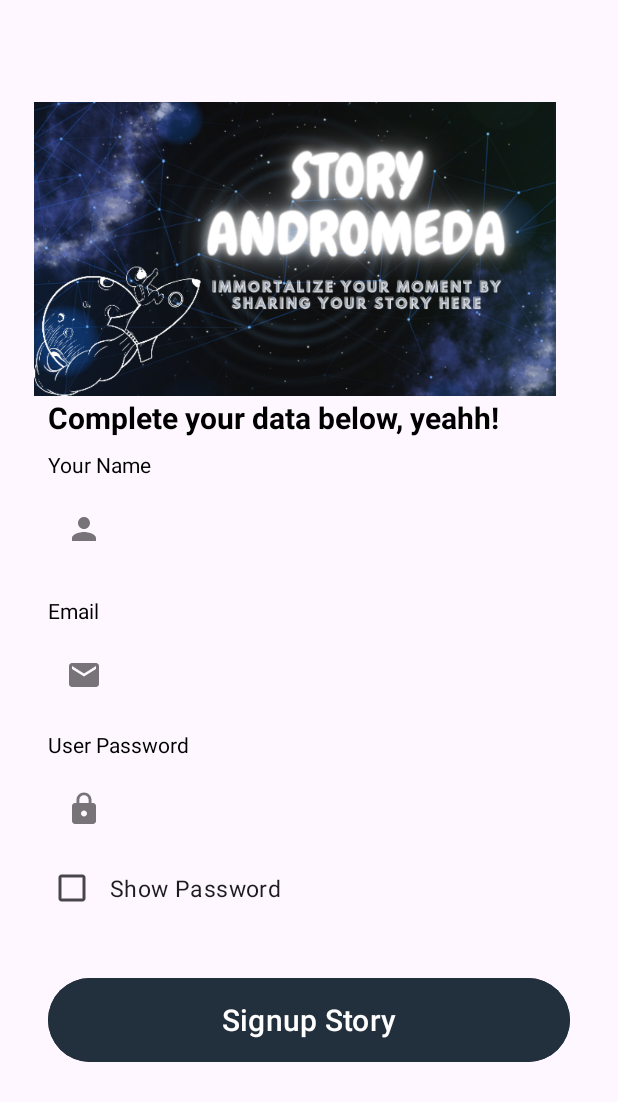
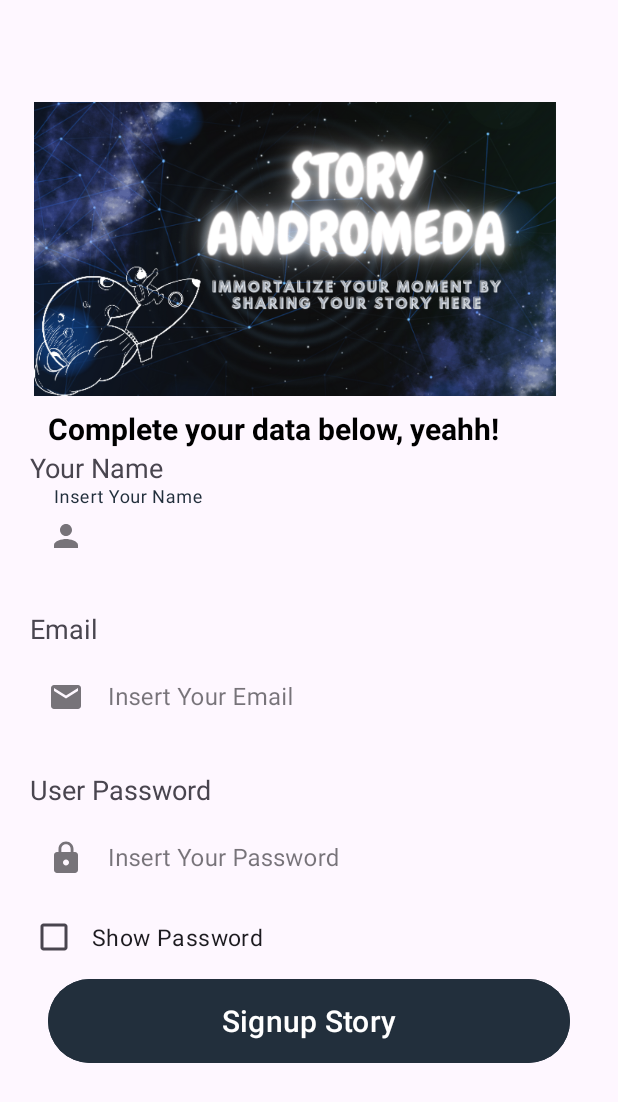
Before and after one commit to mawartika/Story-Andromeda-Android-Intermediate, an Android app: the screen it shows after launch (SignupStoryActivity), after a tap on "SIGNUP STORY", on a phone screen of 412 x 824 dp. Shown: the top 1102 px of the screen. Run offline under Robolectric (Android 15) with nearby library versions, the phone set to English and light mode, and no system bars; network calls fail; 1 other tap on this screen came first.

Commit message:
eror signup, ketikan tidak muncul dan selalu failed saat mencoba registrasi

```diff
--- a/app/src/main/java/com/example/storyandroidintermediate/data/loginstory/LoginStoryActivity.kt
+++ b/app/src/main/java/com/example/storyandroidintermediate/data/loginstory/LoginStoryActivity.kt
@@ -66,7 +66,7 @@ class LoginStoryActivity : AppCompatActivity() {
         }
 
         binding.loginButton.setOnClickListener {
-            val email = binding.emailEditTextLogin.text.toString()
+            val email = binding.emailEditTextSignup.text.toString()
             val pass = binding.passwordEditTextLogin.text.toString()
 
             val title = getString(R.string.head_notif)
@@ -118,7 +118,7 @@ class LoginStoryActivity : AppCompatActivity() {
         }.start()
 
         val titlemail = ObjectAnimator.ofFloat(binding.emailTextViewLogin, View.ALPHA, 1f).setDuration(200)
-        val emailedit = ObjectAnimator.ofFloat(binding.emailEditTextLogin, View.ALPHA, 1f).setDuration(200)
+        val emailedit = ObjectAnimator.ofFloat(binding.emailEditTextSignup, View.ALPHA, 1f).setDuration(200)
         val titlepass = ObjectAnimator.ofFloat(binding.passwordTextViewLogin, View.ALPHA, 1f).setDuration(200)
         val passedit = ObjectAnimator.ofFloat(binding.passwordEditTextLogin, View.ALPHA, 1f).setDuration(200)
         val login = ObjectAnimator.ofFloat(binding.loginButton, View.ALPHA, 1f).setDuration(200)
--- a/app/src/main/java/com/example/storyandroidintermediate/data/view/signupstory/SignupStoryActivity.kt
+++ b/app/src/main/java/com/example/storyandroidintermediate/data/view/signupstory/SignupStoryActivity.kt
@@ -6,6 +6,7 @@ import android.os.Build
 import android.os.Bundle
 import android.text.method.HideReturnsTransformationMethod
 import android.text.method.PasswordTransformationMethod
+import android.util.Log
 import android.view.View
 import android.view.WindowInsets
 import android.view.WindowManager
@@ -61,10 +62,10 @@ class SignupStoryActivity : AppCompatActivity(){
         }
 
         binding.ButtonSignup.setOnClickListener {
-            val email = binding.emailEditTextStory.text.toString()
+            val email = binding.emailEditTextSignup.text.toString()
             val name = binding.nameEditTextSignup.text.toString()
             val pass = binding.passwordEditTextLogin.text.toString()
-
+            Log.d("SignupStoryActivity", "$email, $pass" )
             val title = getString(R.string.head_notif)
             val message = getString(R.string.register_succes_notif)
             val next = getString(R.string.next_notif)
--- a/app/src/main/res/layout/activity_loginstory.xml
+++ b/app/src/main/res/layout/activity_loginstory.xml
@@ -43,7 +43,7 @@
         app:errorTextColor="@color/black">
 
         <com.example.storyandroidintermediate.data.edittext.MyEditTextStory
-            android:id="@+id/emailEditText_login"
+            android:id="@+id/emailEditText_signup"
             android:layout_width="match_parent"
             android:layout_height="wrap_content"
             android:alpha="0"
--- a/app/src/main/res/layout/activity_signupstory.xml
+++ b/app/src/main/res/layout/activity_signupstory.xml
@@ -1,5 +1,6 @@
 <?xml version="1.0" encoding="utf-8"?>
-<androidx.constraintlayout.widget.ConstraintLayout xmlns:android="http://schemas.android.com/apk/res/android"
+<androidx.constraintlayout.widget.ConstraintLayout
+    xmlns:android="http://schemas.android.com/apk/res/android"
     xmlns:app="http://schemas.android.com/apk/res-auto"
     xmlns:tools="http://schemas.android.com/tools"
     android:layout_width="match_parent"
@@ -33,7 +34,7 @@
         android:layout_width="0dp"
         android:layout_height="wrap_content"
         android:layout_marginStart="32dp"
-        android:layout_marginTop="16dp"
+        android:layout_marginTop="23dp"
         android:layout_marginEnd="32dp"
         android:text="@string/title_signup"
         android:textColor="@color/black"
@@ -50,11 +51,11 @@
         android:id="@+id/nameTextView_signup"
         android:layout_width="wrap_content"
         android:layout_height="wrap_content"
-        android:layout_marginStart="32dp"
-        android:layout_marginTop="8dp"
+        android:layout_marginHorizontal="20dp"
+        android:layout_marginTop="0dp"
         android:text="@string/name_signup_story"
+        android:textSize="18sp"
         android:alpha="0"
-        android:textColor="@color/black"
         app:layout_constraintStart_toStartOf="parent"
         app:layout_constraintTop_toBottomOf="@+id/titleTextView_signup"
         tools:alpha="100"/>
@@ -64,20 +65,22 @@
         style="@style/Widget.MaterialComponents.TextInputLayout.OutlinedBox"
         android:layout_width="0dp"
         android:layout_height="wrap_content"
-        android:layout_marginStart="32dp"
-        android:layout_marginEnd="32dp"
+        android:layout_marginHorizontal="20dp"
         app:layout_constraintEnd_toEndOf="parent"
         app:layout_constraintStart_toStartOf="parent"
         app:layout_constraintTop_toBottomOf="@+id/nameTextView_signup"
-        app:startIconDrawable="@drawable/ic_person">
+        app:startIconDrawable="@drawable/ic_person"
+        app:errorEnabled="true"
+        app:errorTextColor="@color/black">
 
         <com.google.android.material.textfield.TextInputEditText
             android:id="@+id/nameEditText_signup"
             android:layout_width="match_parent"
             android:layout_height="wrap_content"
+            android:alpha="0"
             android:ems="10"
-            android:alpha="0"
-            android:inputType="text"
+            android:inputType="textEmailAddress"
+            android:hint="@string/name_hint_story"
             tools:alpha="100"/>
     </com.google.android.material.textfield.TextInputLayout>
 
@@ -85,10 +88,10 @@
         android:id="@+id/emailTextView_login"
         android:layout_width="wrap_content"
         android:layout_height="wrap_content"
-        android:layout_marginStart="32dp"
-        android:layout_marginTop="16dp"
+        android:layout_marginHorizontal="20dp"
+        android:layout_marginTop="0dp"
         android:text="@string/email_story"
-        android:textColor="@color/black"
+        android:textSize="18sp"
         android:alpha="0"
         app:layout_constraintStart_toStartOf="parent"
         app:layout_constraintTop_toBottomOf="@+id/nameEditTextLayout_signup"
@@ -99,20 +102,22 @@
         style="@style/Widget.MaterialComponents.TextInputLayout.OutlinedBox"
         android:layout_width="0dp"
         android:layout_height="wrap_content"
-        android:layout_marginStart="32dp"
-        android:layout_marginEnd="32dp"
+        android:layout_marginHorizontal="20dp"
         app:layout_constraintEnd_toEndOf="parent"
         app:layout_constraintStart_toStartOf="parent"
         app:layout_constraintTop_toBottomOf="@+id/emailTextView_login"
-        app:startIconDrawable="@drawable/ic_email">
+        app:startIconDrawable="@drawable/ic_email"
+        app:errorEnabled="true"
+        app:errorTextColor="@color/black">
 
         <com.example.storyandroidintermediate.data.edittext.MyEditTextStory
-            android:id="@+id/emailEditText_story"
+            android:id="@+id/emailEditText_signup"
             android:layout_width="match_parent"
             android:layout_height="wrap_content"
+            android:alpha="0"
             android:ems="10"
-            android:alpha="0"
             android:inputType="textEmailAddress"
+            android:hint="@string/email_hint_story"
             tools:alpha="100"/>
     </com.google.android.material.textfield.TextInputLayout>
 
@@ -120,13 +125,12 @@
         android:id="@+id/passwordTextView_login"
         android:layout_width="wrap_content"
         android:layout_height="wrap_content"
-        android:layout_marginStart="32dp"
-        android:layout_marginTop="8dp"
+        android:layout_marginHorizontal="20dp"
         android:text="@string/password_story"
         android:alpha="0"
-        android:textColor="@color/black"
         app:layout_constraintStart_toStartOf="parent"
         app:layout_constraintTop_toBottomOf="@+id/emailEditTextLayout_login"
+        android:textSize="18sp"
         tools:alpha="100"/>
 
     <com.google.android.material.textfield.TextInputLayout
@@ -134,11 +138,11 @@
         style="@style/Widget.MaterialComponents.TextInputLayout.OutlinedBox"
         android:layout_width="0dp"
         android:layout_height="wrap_content"
-        android:layout_marginStart="32dp"
-        android:layout_marginEnd="32dp"
+        android:layout_marginHorizontal="20dp"
         app:layout_constraintEnd_toEndOf="parent"
         app:layout_constraintStart_toStartOf="parent"
         app:layout_constraintTop_toBottomOf="@+id/passwordTextView_login"
+
         app:startIconDrawable="@drawable/ic_password_story">
 
         <com.example.storyandroidintermediate.data.edittext.PasswordEditText
@@ -148,6 +152,7 @@
             android:ems="10"
             android:alpha="0"
             android:inputType="textPassword"
+            android:hint="@string/password_hint_story"
             tools:alpha="100"/>
         <com.google.android.material.checkbox.MaterialCheckBox
             android:id="@+id/seePassword_login"
@@ -164,7 +169,7 @@
         android:layout_width="0dp"
         android:layout_height="64dp"
         android:layout_marginStart="32dp"
-        android:layout_marginTop="32dp"
+        android:layout_marginTop="0dp"
         android:layout_marginEnd="32dp"
         android:backgroundTint="@color/navy"
         android:text="@string/button_signup_story"
@@ -178,7 +183,7 @@
     <androidx.constraintlayout.widget.Guideline
         android:id="@+id/guidelineHorizontal"
         android:layout_width="wrap_content"
-        android:layout_height="64dp"
+        android:layout_height="50dp"
         android:orientation="horizontal"
         app:layout_constraintEnd_toEndOf="parent"
         app:layout_constraintGuide_percent="0.30191082"
@@ -187,7 +192,7 @@
     <androidx.constraintlayout.widget.Guideline
         android:id="@+id/guideline2"
         android:layout_width="wrap_content"
-        android:layout_height="64dp"
+        android:layout_height="50dp"
         android:orientation="horizontal"
         app:layout_constraintGuide_percent="0.1" />
 
--- a/app/src/main/res/values/strings.xml
+++ b/app/src/main/res/values/strings.xml
@@ -3,6 +3,7 @@
     <string name="description_story">Description</string>
     <string name="email_story">Email</string>
     <string name="email_hint_story">Insert Your Email</string>
+    <string name="name_hint_story">Insert Your Name</string>
     <string name="password_story">User Password</string>
     <string name="password_hint_story">Insert Your Password</string>
     <string name="login_button_story"> Login Story</string>
```
